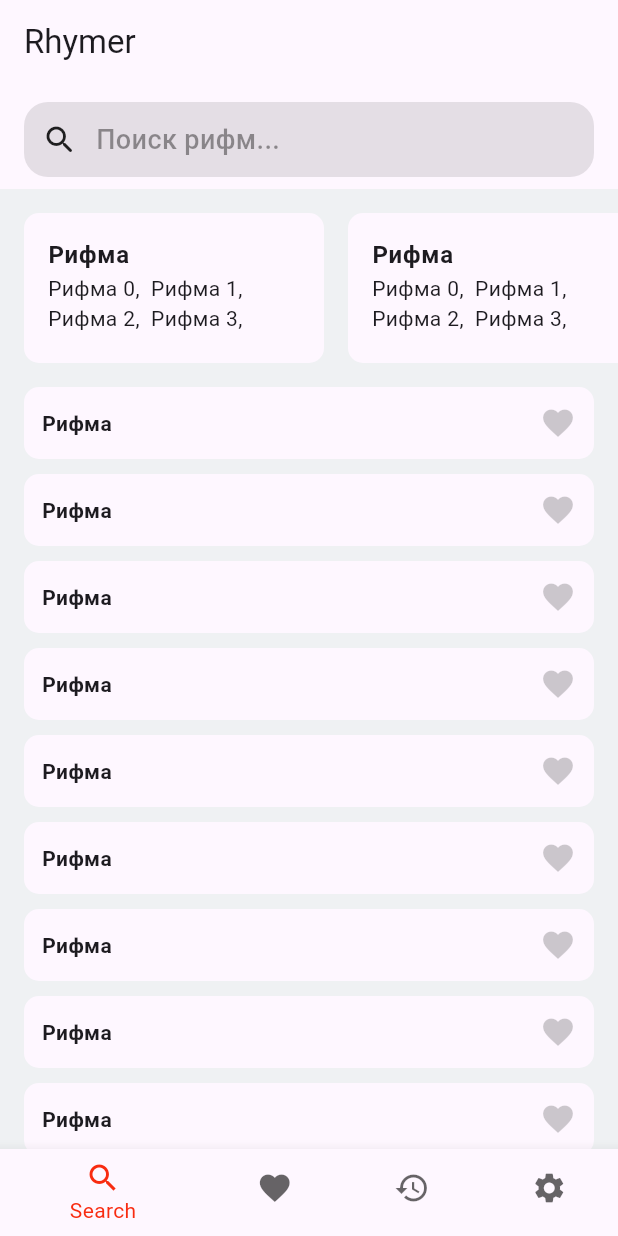
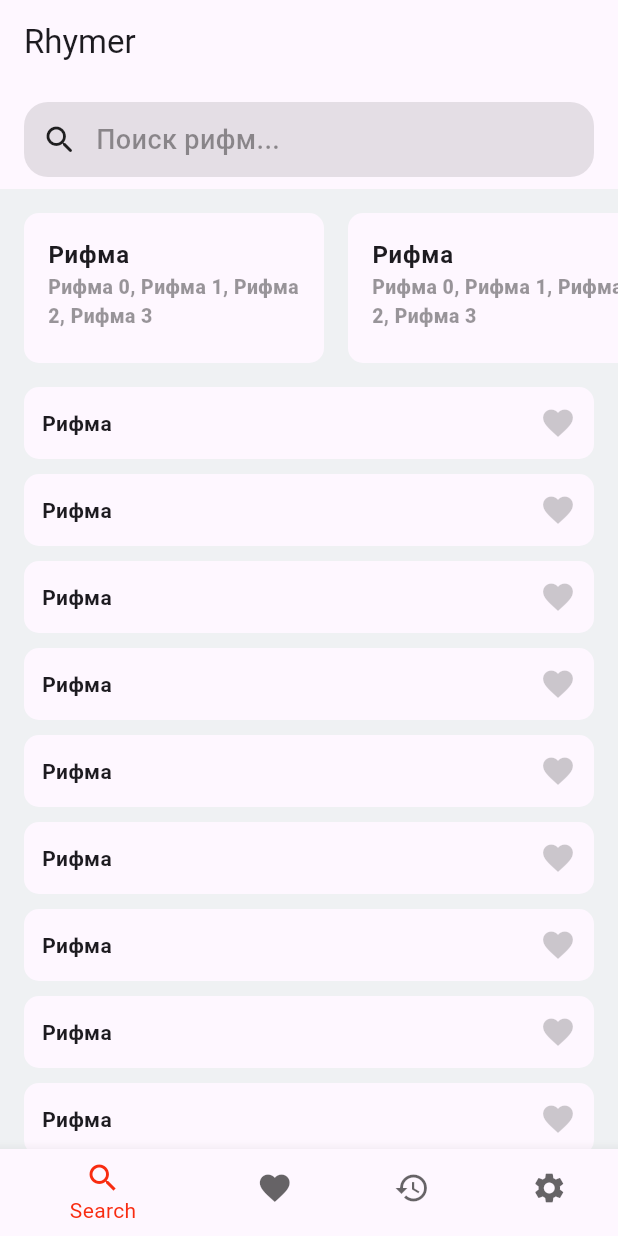
Before and after one commit to MajidiyM/rhymer2, a Flutter app: the screen it shows after launch, on a phone screen of 412 x 824 dp. Run offline on Flutter 3.47's test engine with Material 3 defaults, Android fonts, the phone set to English and light mode, and no system bars; our stand-ins replace auto_route.

Commit message:
[Edit] RhymeHistoryCard
Редактировали логику построение рифм слова в карточке

```diff
--- a/lib/ui/widgets/rhyme_history_card.dart
+++ b/lib/ui/widgets/rhyme_history_card.dart
@@ -1,4 +1,5 @@
 import 'package:flutter/material.dart';
+import 'package:rhymer2/ui/theme/theme.dart';
 import 'package:rhymer2/ui/ui.dart';
 
 class RhymeHistoryCard extends StatelessWidget {
@@ -24,8 +25,19 @@ class RhymeHistoryCard extends StatelessWidget {
           ),
           Flexible(
             child: Text(
-              rhymes.map((e) => '$e,  ').join(),
+              rhymes.asMap().entries.map((e) {
+                final sb = StringBuffer();
+                sb.write(e.value);
+                if (e.key != rhymes.length - 1) {
+                  sb.write(", ");
+                }
+                return sb.toString();
+              }).join(),
               overflow: TextOverflow.ellipsis,
+              style: themeData.textTheme.bodyMedium?.copyWith(
+                  fontWeight: FontWeight.w800,
+                  fontSize: 13,
+                  color: themeData.hintColor.withOpacity(0.4)),
               maxLines: 4,
             ),
           ),
```
